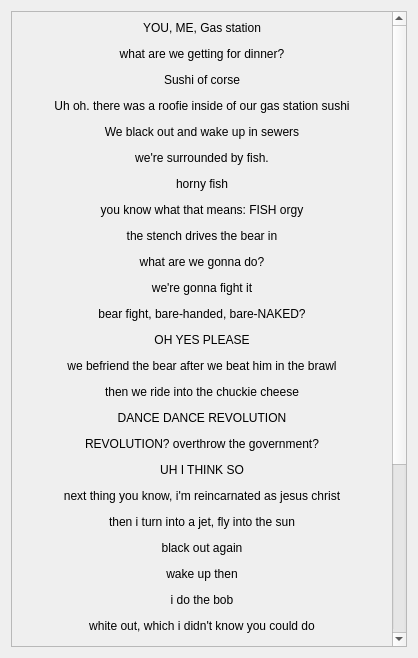
Above: ui/uifiles/editors/props.ui from timofey260/RWE-Sharp before the change. Below: the same form after it.
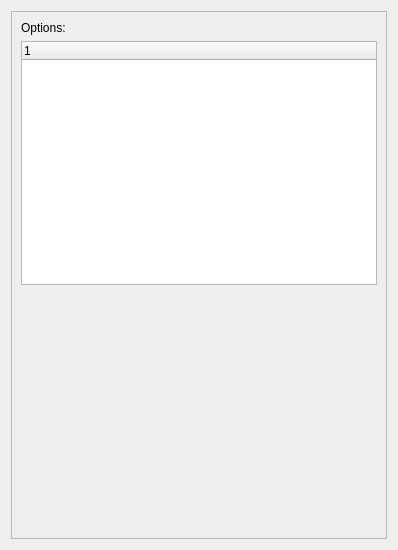
That is the form after the change.

Diff of the .ui file:
```diff
--- a/ui/uifiles/editors/props.ui
+++ b/ui/uifiles/editors/props.ui
@@ -6,8 +6,8 @@
    <rect>
     <x>0</x>
     <y>0</y>
-    <width>418</width>
-    <height>658</height>
+    <width>398</width>
+    <height>550</height>
    </rect>
   </property>
   <property name="windowTitle">
@@ -24,34 +24,39 @@
        <rect>
         <x>0</x>
         <y>0</y>
-        <width>386</width>
-        <height>924</height>
+        <width>378</width>
+        <height>530</height>
        </rect>
       </property>
       <layout class="QVBoxLayout" name="verticalLayout_2">
        <item>
         <widget class="QLabel" name="label">
          <property name="text">
-          <string>&lt;html&gt;&lt;head/&gt;&lt;body&gt;&lt;p align=&quot;center&quot;&gt;YOU, ME, Gas station&lt;/p&gt;&lt;p align=&quot;center&quot;&gt;what are we getting for dinner?&lt;/p&gt;&lt;p align=&quot;center&quot;&gt;Sushi of corse&lt;/p&gt;&lt;p align=&quot;center&quot;&gt;Uh oh. there was a roofie inside of our gas station sushi&lt;/p&gt;&lt;p align=&quot;center&quot;&gt;We black out and wake up in sewers&lt;/p&gt;&lt;p align=&quot;center&quot;&gt;we're surrounded by fish.&lt;/p&gt;&lt;p align=&quot;center&quot;&gt;horny fish&lt;/p&gt;&lt;p align=&quot;center&quot;&gt;you know what that means: FISH orgy&lt;/p&gt;&lt;p align=&quot;center&quot;&gt;the stench drives the bear in&lt;/p&gt;&lt;p align=&quot;center&quot;&gt;what are we gonna do?&lt;/p&gt;&lt;p align=&quot;center&quot;&gt;we're gonna fight it&lt;/p&gt;&lt;p align=&quot;center&quot;&gt;bear fight, bare-handed, bare-NAKED?&lt;/p&gt;&lt;p align=&quot;center&quot;&gt;OH YES PLEASE&lt;/p&gt;&lt;p align=&quot;center&quot;&gt;we befriend the bear after we beat him in the brawl&lt;/p&gt;&lt;p align=&quot;center&quot;&gt;then we ride into the chuckie cheese&lt;/p&gt;&lt;p align=&quot;center&quot;&gt;DANCE DANCE REVOLUTION&lt;/p&gt;&lt;p align=&quot;center&quot;&gt;REVOLUTION? overthrow the government?&lt;/p&gt;&lt;p align=&quot;center&quot;&gt;UH I THINK SO&lt;/p&gt;&lt;p align=&quot;center&quot;&gt;next thing you know, i'm reincarnated as jesus christ&lt;/p&gt;&lt;p align=&quot;center&quot;&gt;then i turn into a jet, fly into the sun&lt;/p&gt;&lt;p align=&quot;center&quot;&gt;black out again&lt;/p&gt;&lt;p align=&quot;center&quot;&gt;wake up then&lt;/p&gt;&lt;p align=&quot;center&quot;&gt;i do the bob&lt;/p&gt;&lt;p align=&quot;center&quot;&gt;white out, which i didn't know you could do&lt;/p&gt;&lt;p align=&quot;center&quot;&gt;then i smoked a joint&lt;/p&gt;&lt;p align=&quot;center&quot;&gt;greened out&lt;/p&gt;&lt;p align=&quot;center&quot;&gt;then i turned into the sun&lt;/p&gt;&lt;p align=&quot;center&quot;&gt;UH OH LOOKS LIKE THE METH IS KICKING IN&lt;/p&gt;&lt;p align=&quot;center&quot;&gt;KIJFWOUHAGOWHIGAOIJGAOKMWDWANMFOGJAW&lt;/p&gt;&lt;/body&gt;&lt;/html&gt;</string>
+          <string>Options:</string>
          </property>
         </widget>
        </item>
        <item>
-        <widget class="QLabel" name="ToolPropsLabel_11">
-         <property name="text">
-          <string>Prop properties</string>
-         </property>
+        <widget class="QTreeWidget" name="PropOptions">
+         <column>
+          <property name="text">
+           <string notr="true">1</string>
+          </property>
+         </column>
         </widget>
        </item>
        <item>
-        <widget class="QLabel" name="label_16">
-         <property name="text">
-          <string>Props:</string>
+        <spacer name="verticalSpacer">
+         <property name="orientation">
+          <enum>Qt::Orientation::Vertical</enum>
          </property>
-        </widget>
-       </item>
-       <item>
-        <widget class="QTableView" name="tableView"/>
+         <property name="sizeHint" stdset="0">
+          <size>
+           <width>20</width>
+           <height>40</height>
+          </size>
+         </property>
+        </spacer>
        </item>
       </layout>
      </widget>
```
